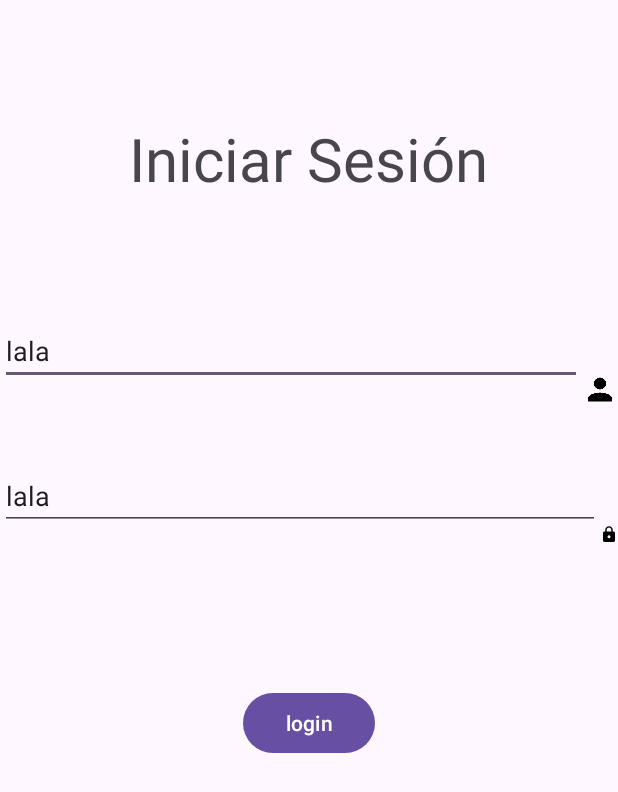
After one commit to kaneraZh/2023.android_iot, an Android app: the layout dual_activity_a.xml on its own in the app's theme, with its tools: preview values and no code run, on a phone screen of 412 x 824 dp. The commit adds this screen. Shown: the top 792 px of the screen. Run offline under Robolectric (Android 15) with nearby library versions, the phone set to English and light mode, and no system bars.

Commit message:
principio trabajo en clases
principio del trabajo en clases a terminar para el sabado

```diff
--- a/app/src/main/AndroidManifest.xml
+++ b/app/src/main/AndroidManifest.xml
@@ -13,6 +13,12 @@
         android:theme="@style/Theme.Fundamentos"
         tools:targetApi="31">
         <activity
+            android:name=".DualActivityAccount"
+            android:exported="false" />
+        <activity
+            android:name=".DualActivityLogin"
+            android:exported="false" />
+        <activity
             android:name=".MainActivity"
             android:exported="true">
             <intent-filter>
--- /dev/null
+++ b/app/src/main/res/drawable/baseline_lock_24.xml
@@ -0,0 +1,5 @@
+<vector android:height="24dp" android:tint="#000000"
+    android:viewportHeight="24" android:viewportWidth="24"
+    android:width="24dp" xmlns:android="http://schemas.android.com/apk/res/android">
+    <path android:fillColor="@android:color/white" android:pathData="M18,8h-1L17,6c0,-2.76 -2.24,-5 -5,-5S7,3.24 7,6v2L6,8c-1.1,0 -2,0.9 -2,2v10c0,1.1 0.9,2 2,2h12c1.1,0 2,-0.9 2,-2L20,10c0,-1.1 -0.9,-2 -2,-2zM12,17c-1.1,0 -2,-0.9 -2,-2s0.9,-2 2,-2 2,0.9 2,2 -0.9,2 -2,2zM15.1,8L8.9,8L8.9,6c0,-1.71 1.39,-3.1 3.1,-3.1 1.71,0 3.1,1.39 3.1,3.1v2z"/>
+</vector>
--- /dev/null
+++ b/app/src/main/res/drawable/baseline_person_24.xml
@@ -0,0 +1,5 @@
+<vector android:height="24dp" android:tint="#000000"
+    android:viewportHeight="24" android:viewportWidth="24"
+    android:width="24dp" xmlns:android="http://schemas.android.com/apk/res/android">
+    <path android:fillColor="@android:color/white" android:pathData="M12,12c2.21,0 4,-1.79 4,-4s-1.79,-4 -4,-4 -4,1.79 -4,4 1.79,4 4,4zM12,14c-2.67,0 -8,1.34 -8,4v2h16v-2c0,-2.66 -5.33,-4 -8,-4z"/>
+</vector>
--- a/app/src/main/res/layout/activity_main.xml
+++ b/app/src/main/res/layout/activity_main.xml
@@ -18,7 +18,7 @@
             android:autoSizeTextType="uniform"
             android:layout_centerVertical="true"
             android:textAlignment="center"/>
-        </RelativeLayout>
+    </RelativeLayout>
     <LinearLayout
         android:id="@+id/input"
         android:layout_width="match_parent"
--- /dev/null
+++ b/app/src/main/res/layout/dual_activity_a.xml
@@ -0,0 +1,88 @@
+<?xml version="1.0" encoding="utf-8"?>
+<LinearLayout
+    xmlns:app="http://schemas.android.com/apk/res-auto"
+    xmlns:android="http://schemas.android.com/apk/res/android"
+    android:id="@+id/main"
+    android:layout_width="match_parent"
+    android:layout_height="match_parent"
+    android:orientation="vertical">
+    <RelativeLayout
+        android:layout_width="match_parent"
+        android:layout_height="wrap_content"
+        android:layout_weight="1">
+        <TextView
+            android:id="@+id/title"
+            android:layout_width="wrap_content"
+            android:layout_height="wrap_content"
+            android:text="Iniciar Sesión"
+            android:textSize="40sp"
+            android:layout_centerHorizontal="true"
+            android:layout_centerVertical="true"
+            android:layout_weight="1"/>
+    </RelativeLayout>
+    <LinearLayout
+        android:id="@+id/login"
+        android:layout_width="match_parent"
+        android:layout_height="wrap_content"
+        android:layout_weight="1"
+        android:orientation="vertical">
+        <LinearLayout
+            android:id="@+id/login_user"
+            android:layout_width="match_parent"
+            android:layout_height="wrap_content"
+            android:layout_weight="1"
+            android:orientation="horizontal">
+            <EditText
+                android:id="@+id/login_user_text"
+                android:layout_width="match_parent"
+                android:layout_height="wrap_content"
+                android:layout_weight="1"
+                android:text="lala" />
+            <ImageView
+                android:id="@+id/login_user_icon"
+                android:layout_width="wrap_content"
+                android:layout_height="match_parent"
+                android:layout_weight="0"
+                app:srcCompat="@drawable/baseline_person_24"/>
+        </LinearLayout>
+        <LinearLayout
+            android:id="@+id/login_password"
+            android:layout_width="match_parent"
+            android:layout_height="wrap_content"
+            android:layout_weight="1"
+            android:orientation="horizontal">
+            <EditText
+                android:id="@+id/login_password_text"
+                android:layout_width="match_parent"
+                android:layout_height="wrap_content"
+                android:text="lala"
+                android:layout_weight="1"/>
+            <ImageView
+                android:id="@+id/login_password_icon"
+                android:layout_width="wrap_content"
+                android:layout_height="match_parent"
+                android:layout_weight="1"
+                app:srcCompat="@drawable/baseline_lock_24" />
+        </LinearLayout>
+        <Space
+            android:layout_width="match_parent"
+            android:layout_height="0dp"
+            android:layout_weight="1"/>
+        <RelativeLayout
+            android:layout_width="match_parent"
+            android:layout_height="0dp"
+            android:layout_weight="1">
+            <Button
+                android:id="@+id/login_button"
+                android:layout_width="wrap_content"
+                android:layout_height="wrap_content"
+                android:layout_centerHorizontal="true"
+                android:layout_centerVertical="true"
+                android:text="login"/>
+        </RelativeLayout>
+    </LinearLayout>
+    <Space
+        android:layout_width="match_parent"
+        android:layout_height="wrap_content"
+        android:layout_weight="2"/>
+</LinearLayout>
```
Also changed, not shown: app/src/main/java/com/example/fundamentos/DualActivityAccount.java (added, +14 -0 lines), app/src/main/java/com/example/fundamentos/DualActivityLogin.java (added, +58 -0 lines), app/src/main/res/layout/activity_dual_account.xml (added, +32 -0 lines), app/src/main/res/layout/activity_dual_login.xml (added, +64 -0 lines), app/src/main/res/layout/dual_activity_b.xml (added, +30 -0 lines).
